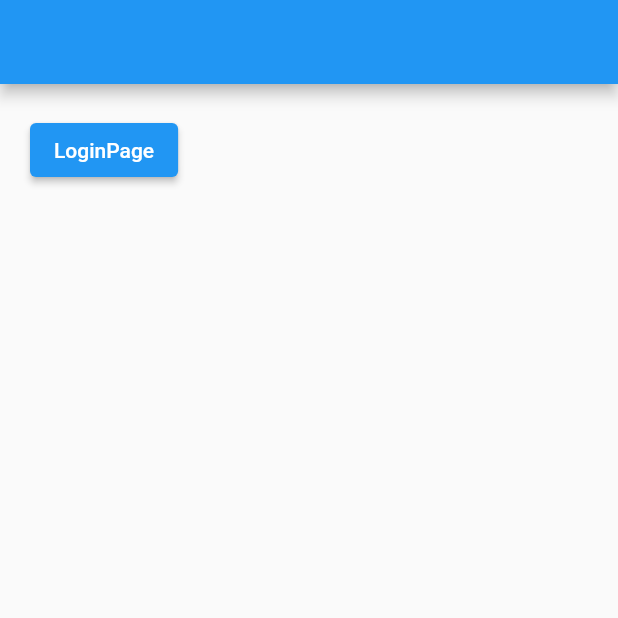
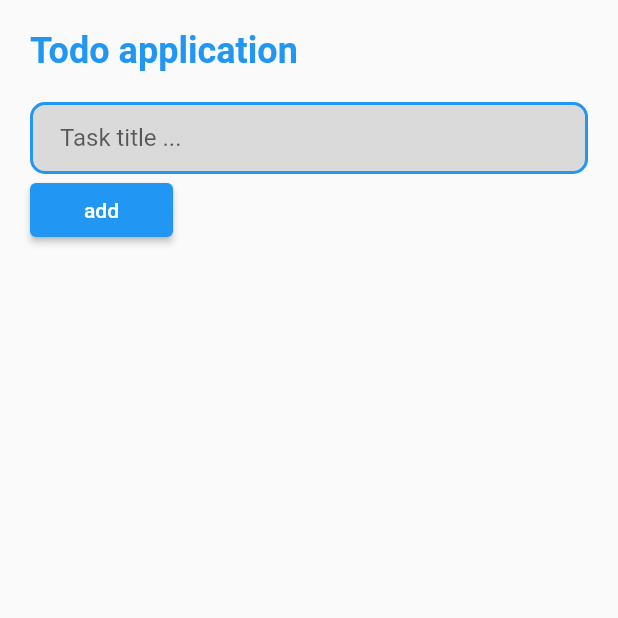
Before and after one commit to messabih-khalil/flutter, a Flutter app: the screen it shows after launch, on a phone screen of 412 x 824 dp, the top half of it. Run offline on Flutter 3.47's test engine with Material 2 defaults, Android fonts, the phone set to English and light mode, and no system bars.

Commit message:
todo app

```diff
--- a/lib/main.dart
+++ b/lib/main.dart
@@ -1,7 +1,6 @@
 import 'package:flutter/material.dart';
-import 'package:flutterapp/routes/LoginPage.dart';
 
-import 'package:flutterapp/test.dart';
+import 'package:flutterapp/task.dart';
 
 void main() {
   runApp(MyApp());
@@ -11,9 +10,7 @@ class MyApp extends StatelessWidget {
   @override
   Widget build(BuildContext context) {
     return MaterialApp(
-      home: TestStatefull(),
-      // routes
-      routes: {"/login": (context) => LoginPage()},
+      home: TaskStateFull(),
     );
   }
 }
--- /dev/null
+++ b/lib/task.dart
@@ -0,0 +1,145 @@
+import 'package:flutter/material.dart';
+import 'package:uuid/uuid.dart';
+
+class TaskStateFull extends StatefulWidget {
+  @override
+  State<StatefulWidget> createState() {
+    return Task();
+  }
+}
+
+class Task extends State<TaskStateFull> {
+  // var uuid = Uuid();
+  List<Map> taskList = [];
+
+  Map task = {
+    "id": null,
+    "title": null,
+    "created_at": null,
+    "completed": false
+  };
+  final fieldText = TextEditingController();
+  void clearText() {
+    fieldText.clear();
+  }
+
+  @override
+  void initState() {
+    super.initState();
+    // Start listening to changes.
+    fieldText.addListener(() {
+      setState(() {
+        task["id"] = DateTime.now().microsecondsSinceEpoch.toString();
+        task["title"] = fieldText.text.toLowerCase();
+        task["created_at"] = DateTime.now();
+      });
+    });
+  }
+
+  @override
+  Widget build(BuildContext context) {
+    return Scaffold(
+        body: SafeArea(
+            child: Container(
+                width: double.infinity,
+                padding: EdgeInsets.all(20),
+                child: Column(
+                  crossAxisAlignment: CrossAxisAlignment.start,
+                  children: [
+                    // task header
+                    Text(
+                      "Todo application",
+                      style: TextStyle(
+                          fontSize: 24,
+                          color: Colors.blue,
+                          fontWeight: FontWeight.bold),
+                    ),
+                    // task input with add button
+                    Container(
+                      margin: EdgeInsets.symmetric(vertical: 20),
+                      width: double.infinity,
+                      child: Column(
+                        crossAxisAlignment: CrossAxisAlignment.start,
+                        children: [
+                          // task input
+                          TextField(
+                            decoration: InputDecoration(
+                              filled: true, //<-- SEE HERE
+                              fillColor: Color.fromARGB(255, 218, 218, 218),
+                              hintText: 'Task title ...',
+                              contentPadding: EdgeInsets.symmetric(
+                                  vertical: 10.0, horizontal: 20.0),
+                              // border: OutlineInputBorder(),
+                              enabledBorder: OutlineInputBorder(
+                                borderSide:
+                                    BorderSide(color: Colors.blue, width: 2),
+                                borderRadius:
+                                    BorderRadius.all(Radius.circular(10)),
+                              ),
+                              focusedBorder: OutlineInputBorder(
+                                borderSide: BorderSide(
+                                    color: Colors.blueAccent, width: 2.0),
+                                borderRadius:
+                                    BorderRadius.all(Radius.circular(10.0)),
+                              ),
+                            ),
+                            controller: fieldText,
+                          ),
+                          // add button
+                          ElevatedButton(
+                              onPressed: () {
+                                taskList.insert(0, task);
+                              },
+                              child: Padding(
+                                padding: EdgeInsets.symmetric(
+                                    vertical: 10.0, horizontal: 20.0),
+                                child: Text("add"),
+                              ))
+                        ],
+                      ),
+                    ),
+
+                    // task list
+                    Expanded(
+                      child: ListView.builder(
+                        shrinkWrap: true,
+                        itemCount: taskList.length,
+                        itemBuilder: (context, index) {
+                          return Container(
+                            margin: EdgeInsets.symmetric(vertical: 10),
+                            child: ListTile(
+                              title: Text('${taskList[index]["title"]}'),
+                              isThreeLine: true,
+                              subtitle: Text('Secondary text\nTertiary text'),
+                              // leading: Icon(Icons.label),
+                              trailing: Column(
+                                mainAxisAlignment: MainAxisAlignment.center,
+                                children: [
+                                  IconButton(
+                                      onPressed: () {
+                                        setState(() {
+                                          taskList.removeWhere((element) =>
+                                              element["id"] ==
+                                              taskList[index]["id"]);
+                                        });
+                                      },
+                                      icon: Icon(
+                                        Icons.delete,
+                                        color: Colors.red,
+                                      ))
+                                ],
+                              ),
+                              tileColor: Color.fromARGB(255, 196, 196, 196),
+                              shape: RoundedRectangleBorder(
+                                  borderRadius: BorderRadius.circular(10)),
+                            ),
+                          );
+                        },
+                      ),
+                    ),
+                  ],
+
+                  // list tail of tasks
+                ))));
+  }
+}
--- a/lib/test.dart
+++ /dev/null
@@ -1,52 +0,0 @@
-import 'package:flutter/material.dart';
-
-import 'package:flutterapp/routes/LoginPage.dart';
-
-class TestStatefull extends StatefulWidget {
-  @override
-  State<StatefulWidget> createState() {
-    return TestState();
-  }
-}
-
-class TestState extends State<TestStatefull> {
-  var counter = 0;
-  String? food = "Pizza";
-  bool? checked = false;
-  List<String> tasks = [
-    "cook",
-    "sport",
-    "read book",
-    "cook",
-    "sport",
-    "read book",
-    "cook",
-    "sport",
-    "read book",
-    "cook",
-    "sport",
-    "read book",
-    "cook",
-    "sport",
-    "read book",
-  ];
-  @override
-  Widget build(BuildContext context) {
-    return Scaffold(
-        appBar: AppBar(),
-        body: Container(
-          padding: EdgeInsets.all(20),
-          child: ElevatedButton(
-            child: Text("LoginPage"),
-            onPressed: () {
-              Navigator.pushNamed(context, '/login');
-            },
-          ),
-        ));
-  }
-}
-
-class TaskName {
-  String name;
-  TaskName(this.name);
-}
--- a/pubspec.yaml
+++ b/pubspec.yaml
@@ -36,6 +36,7 @@ dependencies:
   # The following adds the Cupertino Icons font to your application.
   # Use with the CupertinoIcons class for iOS style icons.
   cupertino_icons: ^1.0.2
+  uuid: ^3.0.6
 
 dev_dependencies:
   flutter_test:
```
Also changed, not shown: lib/routes/LoginPage.dart (deleted, +0 -115 lines), pubspec.lock.
